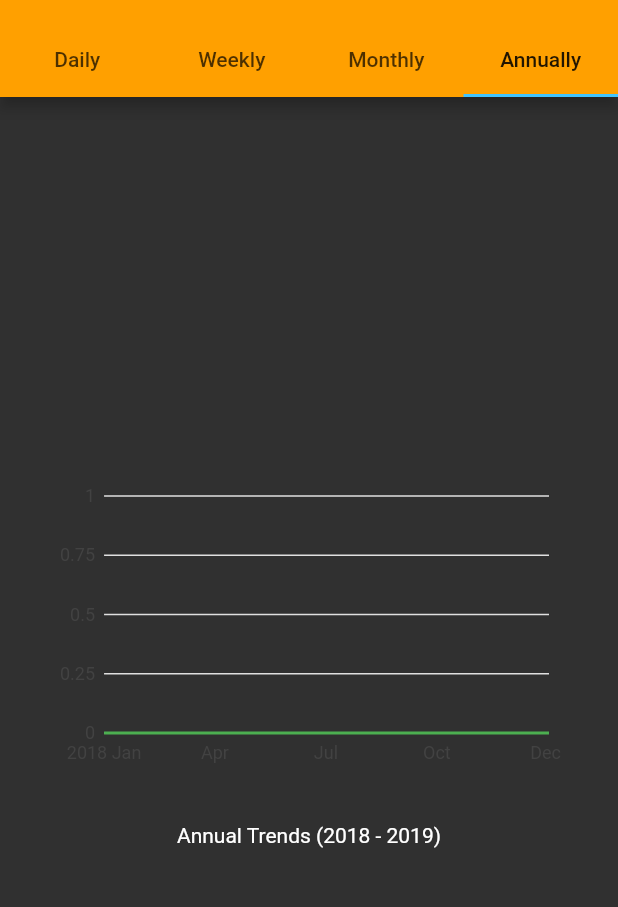
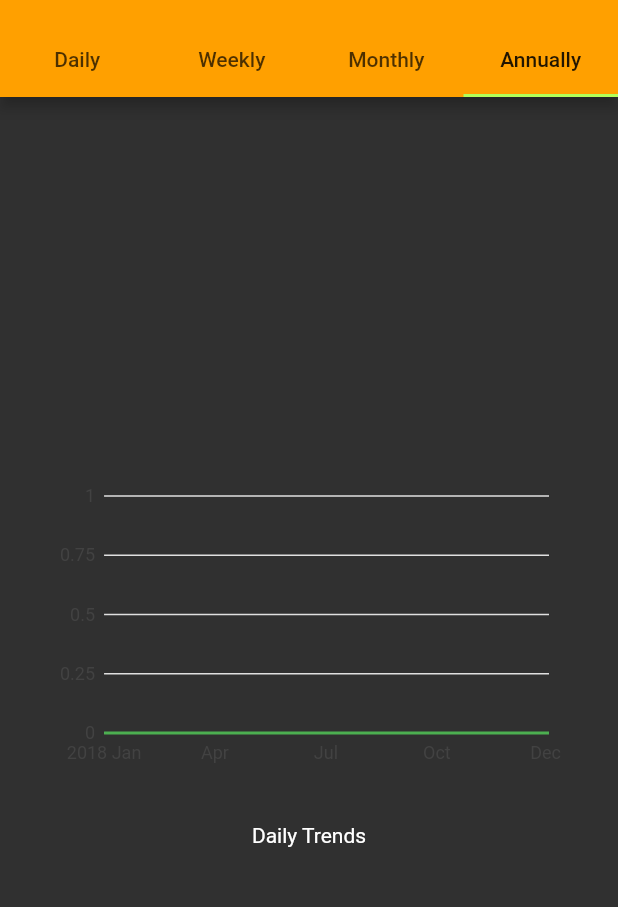
Before and after one commit to moses-kabungo/flutter-time-series-aggregates, a Flutter app: the screen it shows after launch, tab 4 chosen, on a phone screen of 412 x 824 dp, the part 59-966 px from its top. Run offline on Flutter 3.47's test engine with Material 2 defaults, Android fonts, the phone set to English and light mode, and no system bars; our stand-ins replace charts_flutter; statements that could not run were skipped.

```diff
--- a/lib/main.dart
+++ b/lib/main.dart
@@ -1,5 +1,7 @@
 import 'package:charts_flutter/flutter.dart' as charts;
 import 'package:flutter/material.dart';
+import 'package:flutter_101/models/cultivation-data-series.dart';
+import 'package:flutter_101/util/Fixtures.dart';
 
 void main() => runApp(AreaAndLineChart());
 
@@ -12,16 +14,9 @@ class AreaAndLineChart extends StatelessWidget {
         theme: ThemeData(
             brightness: Brightness.dark,
             primaryColor: Colors.amber[700],
-            accentColor: Colors.lightBlueAccent[200]),
+            accentColor: Colors.lightGreenAccent[200]),
         home: SamplePage());
   }
-}
-
-class CultivationDataSeries {
-  final DateTime timestamp;
-  int tones;
-
-  CultivationDataSeries(this.timestamp, this.tones);
 }
 
 class SamplePage extends StatefulWidget {
@@ -34,43 +29,22 @@ class SamplePage extends StatefulWidget {
 }
 
 class _InternalState extends State<SamplePage> {
-  _InternalState();
 
-  var _captionIndex = 0;
+  /* todo: use appropiate lifecycle method to fetch data from
+    an external source*/
+  _InternalState(): this._data = Fixtures.data;
 
-  static final _data = [
-    new CultivationDataSeries(DateTime.utc(2018, 9, 1), -12),
-    new CultivationDataSeries(DateTime.utc(2018, 9, 2), 42),
-    new CultivationDataSeries(DateTime.utc(2018, 9, 3), 23),
-    new CultivationDataSeries(DateTime.utc(2018, 9, 4), -1),
-    new CultivationDataSeries(DateTime.utc(2018, 9, 5), 0),
-    new CultivationDataSeries(DateTime.utc(2018, 9, 6), 0),
-    new CultivationDataSeries(DateTime.utc(2018, 9, 7), 2),
-    new CultivationDataSeries(DateTime.utc(2018, 9, 15), -12),
-    new CultivationDataSeries(DateTime.utc(2018, 9, 23), 14),
-    new CultivationDataSeries(DateTime.utc(2018, 9, 26), -50),
-    new CultivationDataSeries(DateTime.utc(2018, 9, 30), -40),
-    new CultivationDataSeries(DateTime.utc(2018, 10, 3), 51),
-    new CultivationDataSeries(DateTime.utc(2018, 10, 11), 1),
-    new CultivationDataSeries(DateTime.utc(2018, 10, 12), 4),
-    new CultivationDataSeries(DateTime.utc(2018, 10, 17), 3),
-    new CultivationDataSeries(DateTime.utc(2018, 10, 19), 12),
-    new CultivationDataSeries(DateTime.utc(2019, 1, 2), 15),
-    new CultivationDataSeries(DateTime.utc(2019, 1, 3), 16),
-    new CultivationDataSeries(DateTime.utc(2019, 1, 11), 12),
-    new CultivationDataSeries(DateTime.utc(2019, 1, 12), -10),
-    new CultivationDataSeries(DateTime.utc(2019, 1, 13), -22),
-    new CultivationDataSeries(DateTime.utc(2019, 1, 14), 21),
-    new CultivationDataSeries(DateTime.utc(2019, 1, 15), 20),
-    new CultivationDataSeries(DateTime.utc(2019, 1, 16), 22),
-  ];
+  // library private data
+  final List<CultivationDataSeries> _data;
 
+  // build the widget
   @override
   Widget build(BuildContext context) {
 
     return DefaultTabController(
         length: 4,
         child: Scaffold(
+
           appBar: AppBar(
             title: Text("Chart Sample"),
             bottom: TabBar(tabs: [
@@ -80,35 +54,37 @@ class _InternalState extends State<SamplePage> {
               Tab(text: 'Annually')
             ]),
           ),
+
           body: TabBarView(
             children: [
               DailyTrendsWidget(_data),
               WeeklyTrendsWidget(_data),
               MonthlyTrendsWidget(_data),
-              AnuallyTrendsWidget(_data)
+              AnualTrendsWidget(_data)
             ]
           ),
         ));
   }
 }
 
+// widget to display daily trends
 class DailyTrendsWidget extends StatefulWidget {
 
-  final List<CultivationDataSeries> trends;
+  final List<CultivationDataSeries> data;
 
-  DailyTrendsWidget(this.trends);
+  DailyTrendsWidget(this.data);
 
   @override
-  DailyTrendsState createState() => DailyTrendsState(this.trends);
+  DailyTrendsState createState() => DailyTrendsState(this.data);
 }
 
 class WeeklyTrendsWidget extends StatefulWidget {
-  final List<CultivationDataSeries> trends;
+  final List<CultivationDataSeries> data;
 
-  WeeklyTrendsWidget(this.trends);
+  WeeklyTrendsWidget(this.data);
 
   @override
-  WeeklyTrendsState createState() => WeeklyTrendsState(this.trends);
+  WeeklyTrendsState createState() => WeeklyTrendsState(this.data);
 }
 
 class MonthlyTrendsWidget extends StatefulWidget {
@@ -120,36 +96,41 @@ class MonthlyTrendsWidget extends StatefulWidget {
   MonthlyTrendsState createState() => MonthlyTrendsState(trends);
 }
 
-class AnuallyTrendsWidget extends StatefulWidget {
+class AnualTrendsWidget extends StatefulWidget {
   final List<CultivationDataSeries> trends;
 
-  AnuallyTrendsWidget(this.trends);
+  AnualTrendsWidget(this.trends);
 
   @override
-  AnuallyTrendsState createState() => AnuallyTrendsState(trends);
+  AnualTrendsState createState() => AnualTrendsState(trends);
 }
 
-abstract class AbstractTrendsBehavior {
+abstract class AbstractTSChartState<T extends StatefulWidget> extends State<T> {
+
+  final List<CultivationDataSeries> data;
+  final String caption;
+
+  AbstractTSChartState(this.data, this.caption);
 
   categorize(List<CultivationDataSeries> data);
 
   getSeries(List<CultivationDataSeries> trends)  {
     return [
-      new charts.Series<CultivationDataSeries, DateTime>(
+       charts.Series<CultivationDataSeries, DateTime>(
         domainFn: (CultivationDataSeries d, _) => d.timestamp,
         measureFn: (CultivationDataSeries d, _) => d.tones,
         colorFn: (_, __) => charts.MaterialPalette.green.shadeDefault,
         id: 'Cultivations',
-        data: categorize(trends),
-      )..setAttribute(charts.rendererIdKey, 'customArea'),
+        data: categorize(trends))
+      ..setAttribute(charts.rendererIdKey, 'customArea'),
     ];
   }
 
-  createChartWidget(List<CultivationDataSeries> data) {
-    var chart = new charts.TimeSeriesChart(getSeries(data),
+  createChartWidget() {
+    var chart =  charts.TimeSeriesChart(getSeries(data),
       animate: true,
       customSeriesRenderers: [
-        new charts.LineRendererConfig(
+         charts.LineRendererConfig(
           // ID used to link series to this renderer.
           customRendererId: 'customArea',
           includeArea: true,
@@ -157,47 +138,44 @@ abstract class AbstractTrendsBehavior {
     ]);
 
     return Padding(
-      padding: new EdgeInsets.all(32.0),
-      child: new SizedBox(
+      padding:  EdgeInsets.all(32.0),
+      child:  SizedBox(
         height: 200.0,
         child: chart,
       ),
     );
   }
+
+   @override
+  Widget build(BuildContext context) {
+    return Center(
+      child: Column(
+        mainAxisAlignment: MainAxisAlignment.center,
+          children: <Widget>[
+          createChartWidget(),
+          Text('Daily Trends')
+      ]));
+  }
 }
 
+// construct daily trends from time series
 class DailyTrendsState extends
-  State<DailyTrendsWidget> with AbstractTrendsBehavior {
+  AbstractTSChartState<DailyTrendsWidget> {
 
-  final List<CultivationDataSeries> trends;
-
-  DailyTrendsState(this.trends);
+  DailyTrendsState(
+    List<CultivationDataSeries> data): super(data, "Daily Trends");
 
   @override
   categorize(List<CultivationDataSeries> data) {
     return data;
   }
-
-  @override
-  Widget build(BuildContext context) {
-    return Center(
-      child: Column(
-        mainAxisAlignment: MainAxisAlignment.center,
-          children: <Widget>[
-          createChartWidget(this.trends),
-          Text('Daily Trends')
-      ]));
-  }
 }
 
+// construct weekly trends from timeseries (throughout the year)
 class WeeklyTrendsState extends
-  State<WeeklyTrendsWidget> with AbstractTrendsBehavior {
+  AbstractTSChartState<WeeklyTrendsWidget> {
 
-  final List<CultivationDataSeries> trends;
-
-  WeeklyTrendsState(this.trends);
-
-
+  WeeklyTrendsState(List<CultivationDataSeries> data): super(data = data, "Weekly Trends");
 
   @override
   categorize(List<CultivationDataSeries> data) {
@@ -245,58 +223,36 @@ class WeeklyTrendsState extends
     return acc;
   }
 
-  @override
-  Widget build(BuildContext context) {
-    return Center(
-      child: Column(
-        mainAxisAlignment: MainAxisAlignment.center,
-          children: <Widget>[
-          createChartWidget(this.trends),
-          Text('Weekly Trends: 2018')
-      ]));
-  }
 }
 
+// monthly trends state
 class MonthlyTrendsState extends
-  State<MonthlyTrendsWidget> with AbstractTrendsBehavior {
+  AbstractTSChartState<MonthlyTrendsWidget> {
 
-  final List<CultivationDataSeries> trends;
-
-  MonthlyTrendsState(this.trends);
+  MonthlyTrendsState(List<CultivationDataSeries> data): super(data, "Monthly Trends");
 
   @override
   categorize(List<CultivationDataSeries> data) {
-    // aggregate data for the current year by months
+    // aggregate data by months for the year
     List<CultivationDataSeries> acc = List.generate(12, (int index) {
       print(index);
-      return CultivationDataSeries(DateTime(2018, index + 1, 1), 0);
+      return CultivationDataSeries(
+        DateTime(2018, DateTime.january + index, 1), 0);
     });
 
-    // iterate data and accumulate wherever possible
+    // iterate data and accumulate by similar month
     data.forEach((point) =>
-      acc[point.timestamp.month - 1].tones += point.tones);
+      acc[point.timestamp.month - 1] + point.tones);
 
     return acc;
   }
 
-  @override
-  Widget build(BuildContext context) {
-    return Center(
-      child: Column(
-        mainAxisAlignment: MainAxisAlignment.center,
-          children: <Widget>[
-          createChartWidget(this.trends),
-          Text('Monthly Trends')
-      ]));
-  }
 }
 
-class AnuallyTrendsState extends
-  State<AnuallyTrendsWidget> with AbstractTrendsBehavior {
+class AnualTrendsState extends
+  AbstractTSChartState<AnualTrendsWidget> {
 
-  final List<CultivationDataSeries> trends;
-
-  AnuallyTrendsState(this.trends);
+  AnualTrendsState(List<CultivationDataSeries> data): super(data, "Anual Trends");
 
   @override
   categorize(List<CultivationDataSeries> data) {
@@ -314,15 +270,4 @@ class AnuallyTrendsState extends
 
     return acc;
   }
-
-  @override
-  Widget build(BuildContext context) {
-    return Center(
-      child: Column(
-        mainAxisAlignment: MainAxisAlignment.center,
-          children: <Widget>[
-          createChartWidget(this.trends),
-          Text('Annual Trends (2018 - 2019)')
-      ]));
-  }
 }
--- /dev/null
+++ b/lib/models/cultivation-data-series.dart
@@ -0,0 +1,25 @@
+
+class CultivationDataSeries {
+
+  final DateTime timestamp;
+  int tones;
+
+  // constructor
+  CultivationDataSeries(this.timestamp, this.tones);
+
+  // named constructor
+  CultivationDataSeries.entryAt(this.timestamp, { int tones = 0 }):
+    this.tones = tones;
+
+  // overload the addition operator
+  CultivationDataSeries operator+ (int tones) {
+    this.tones += tones;
+    return this;
+  }
+
+  // overload the substraction operator
+  CultivationDataSeries operator- (int tones) {
+    this.tones -= tones;
+    return this;
+  }
+}
--- /dev/null
+++ b/lib/util/Fixtures.dart
@@ -0,0 +1,32 @@
+
+import 'package:flutter_101/models/cultivation-data-series.dart';
+
+class Fixtures {
+  static final data = [
+    CultivationDataSeries(DateTime.utc(2018, 9, 1), -12),
+    CultivationDataSeries(DateTime.utc(2018, 9, 2), 42),
+    CultivationDataSeries(DateTime.utc(2018, 9, 3), 23),
+    CultivationDataSeries(DateTime.utc(2018, 9, 4), -1),
+    CultivationDataSeries(DateTime.utc(2018, 9, 5), 0),
+    CultivationDataSeries(DateTime.utc(2018, 9, 6), 0),
+    CultivationDataSeries(DateTime.utc(2018, 9, 7), 2),
+    CultivationDataSeries(DateTime.utc(2018, 9, 15), -12),
+    CultivationDataSeries(DateTime.utc(2018, 9, 23), 14),
+    CultivationDataSeries(DateTime.utc(2018, 9, 26), -50),
+    CultivationDataSeries(DateTime.utc(2018, 9, 30), -40),
+    CultivationDataSeries(DateTime.utc(2018, 10, 3), 51),
+    CultivationDataSeries(DateTime.utc(2018, 10, 11), 1),
+    CultivationDataSeries(DateTime.utc(2018, 10, 12), 4),
+    CultivationDataSeries(DateTime.utc(2018, 10, 17), 3),
+    CultivationDataSeries(DateTime.utc(2018, 10, 19), 12),
+    CultivationDataSeries(DateTime.utc(2019, 1, 2), 15),
+    CultivationDataSeries(DateTime.utc(2019, 1, 3), 16),
+    CultivationDataSeries(DateTime.utc(2019, 1, 11), 12),
+    CultivationDataSeries(DateTime.utc(2019, 1, 12), -10),
+    CultivationDataSeries(DateTime.utc(2019, 1, 13), -22),
+    CultivationDataSeries(DateTime.utc(2019, 1, 14), 21),
+    CultivationDataSeries(DateTime.utc(2019, 1, 15), 20),
+    CultivationDataSeries(DateTime.utc(2019, 1, 16), 22),
+  ];
+
+}
```
